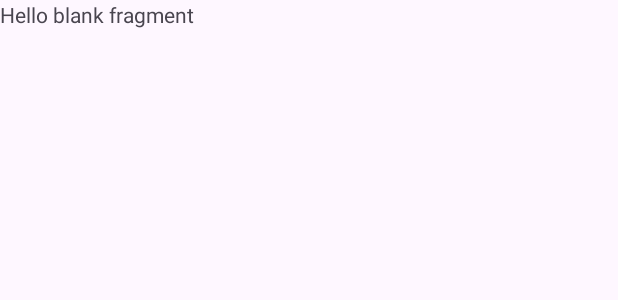
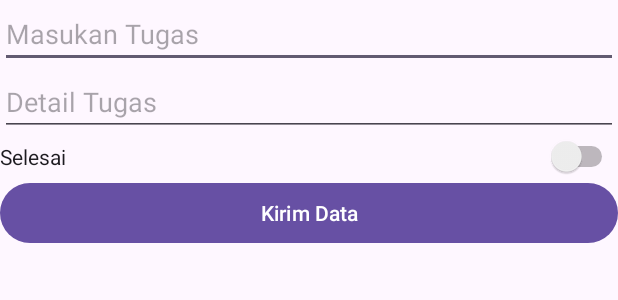
Before and after one commit to popeflin/TodoListApp, an Android app: the layout fragment_add_todo_list.xml on its own in the app's theme, with its tools: preview values and no code run, on a phone screen of 412 x 824 dp. Shown: the top 300 px of the screen. Run offline under Robolectric (Android 15) with nearby library versions, the phone set to English and light mode, and no system bars.

```diff
--- a/app/src/main/java/com/dewabrata/todolist/uifragment/TodoList.kt
+++ b/app/src/main/java/com/dewabrata/todolist/uifragment/TodoList.kt
@@ -12,6 +12,7 @@ import com.dewabrata.todolist.R
 import com.dewabrata.todolist.adapter.TodoListAdapter
 import com.dewabrata.todolist.apiservice.APIConfig
 import com.dewabrata.todolist.apiservice.model.ResponseGetAllData
+import com.google.android.material.floatingactionbutton.FloatingActionButton
 import retrofit2.Call
 import retrofit2.Callback
 import retrofit2.Response
@@ -34,6 +35,8 @@ class TodoList : Fragment() {
     lateinit var recyclerView: RecyclerView
     lateinit var todoListAdapter : TodoListAdapter
 
+    lateinit var fabAddData : FloatingActionButton
+
     override fun onCreate(savedInstanceState: Bundle?) {
         super.onCreate(savedInstanceState)
         arguments?.let {
@@ -53,6 +56,17 @@ class TodoList : Fragment() {
     override fun onViewCreated(view: View, savedInstanceState: Bundle?) {
         super.onViewCreated(view, savedInstanceState)
         recyclerView = view.findViewById(R.id.lstTodo)
+
+        fabAddData = view.findViewById(R.id.fabAdd)
+
+        fabAddData.setOnClickListener(View.OnClickListener {
+
+            parentFragmentManager.beginTransaction()
+                .addToBackStack("add form")
+                .replace(R.id.frmFragmentRoot, AddTodoList.newInstance("",""))
+                .commit()
+
+        })
 
         getAllTodolist()
 
--- a/app/src/main/res/layout/fragment_add_todo_list.xml
+++ b/app/src/main/res/layout/fragment_add_todo_list.xml
@@ -5,10 +5,41 @@
     android:layout_height="match_parent"
     tools:context=".uifragment.AddTodoList">
 
-    <!-- TODO: Update blank fragment layout -->
-    <TextView
+    <LinearLayout
         android:layout_width="match_parent"
         android:layout_height="match_parent"
-        android:text="@string/hello_blank_fragment" />
+        android:orientation="vertical">
 
+        <EditText
+            android:id="@+id/editTugas"
+            android:layout_width="match_parent"
+            android:layout_height="wrap_content"
+            android:ems="10"
+            android:hint="Masukan Tugas"
+            android:inputType="text" />
+
+        <EditText
+            android:id="@+id/editDetail"
+            android:layout_width="match_parent"
+            android:layout_height="wrap_content"
+            android:ems="10"
+            android:hint="Detail Tugas"
+            android:inputType="text" />
+
+        <Switch
+            android:id="@+id/switch1"
+            android:layout_width="match_parent"
+            android:layout_height="wrap_content"
+            android:switchTextAppearance="@style/TextAppearance.AppCompat.Large"
+            android:text="Selesai"
+            android:textOff="Belum Selesai"
+            android:textOn="Selesai" />
+
+        <Button
+            android:id="@+id/btnSend"
+            android:layout_width="match_parent"
+            android:layout_height="wrap_content"
+            android:text="Kirim Data" />
+
+    </LinearLayout>
 </FrameLayout>
--- a/app/src/main/res/layout/fragment_todo_list.xml
+++ b/app/src/main/res/layout/fragment_todo_list.xml
@@ -6,7 +6,7 @@
     tools:context=".uifragment.TodoList">
 
     <com.google.android.material.floatingactionbutton.FloatingActionButton
-        android:id="@+id/floatingActionButton"
+        android:id="@+id/fabAdd"
         android:layout_width="316dp"
         android:layout_height="wrap_content"
         android:layout_gravity="bottom|end"
```
